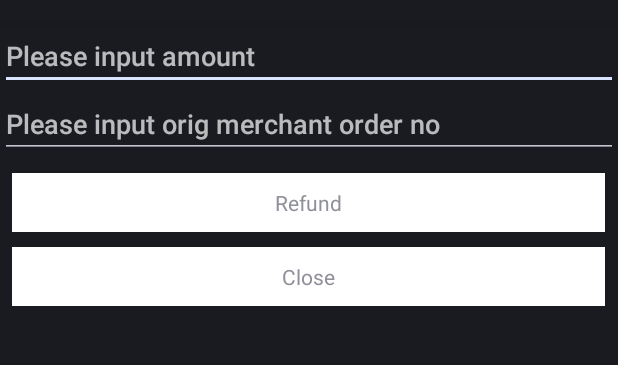
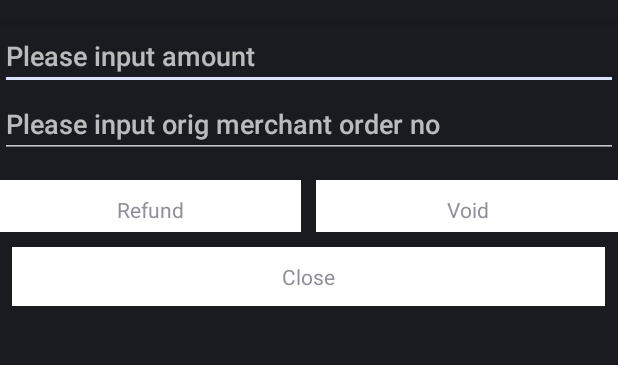
Before and after one commit to codepay-us/codepay-register-sdk-android, an Android app: the RefundActivity screen opened directly, with no data from a screen before it, on a phone screen of 412 x 824 dp, the part 62-427 px from its top. Run offline under Robolectric (Android 15) with nearby library versions, the phone set to English and light mode, and no system bars.

Commit message:
Add: Void

```diff
--- a/app/src/main/res/layout/activity_main.xml
+++ b/app/src/main/res/layout/activity_main.xml
@@ -75,7 +75,7 @@
             android:background="#FFFFFF"
             android:gravity="center"
             android:padding="10dp"
-            android:text="Refund" />
+            android:text="Refund/Void" />
 
         <TextView
             android:id="@+id/tv_btn_8"
--- a/app/src/main/res/layout/activity_refund.xml
+++ b/app/src/main/res/layout/activity_refund.xml
@@ -18,16 +18,40 @@
         android:layout_height="wrap_content"
         android:hint="Please input orig merchant order no" />
 
+    <LinearLayout
+        android:layout_width="match_parent"
+        android:layout_height="wrap_content"
+        android:orientation="horizontal">
+
         <TextView
             android:id="@+id/tv_btn_1"
+            android:layout_width="0dp"
+            android:layout_height="wrap_content"
+            android:layout_gravity="center"
+            android:layout_marginTop="10dp"
+            android:layout_weight="1"
+            android:background="#FFFFFF"
             android:gravity="center"
-        android:layout_width="395dp"
-        android:layout_height="wrap_content"
-        android:layout_gravity="center_horizontal"
-        android:layout_marginTop="10dp"
-        android:background="#FFFFFF"
             android:padding="10dp"
             android:text="Refund" />
+
+        <View
+            android:layout_width="10dp"
+            android:layout_height="1dp" />
+
+        <TextView
+            android:id="@+id/tv_btn_4"
+            android:layout_width="0dp"
+            android:layout_height="wrap_content"
+            android:layout_gravity="center"
+            android:layout_marginTop="10dp"
+            android:layout_weight="1"
+            android:background="#FFFFFF"
+            android:gravity="center"
+            android:padding="10dp"
+            android:text="Void" />
+
+    </LinearLayout>
 
     <TextView
             android:id="@+id/tv_btn_2"
@@ -39,6 +63,7 @@
             android:background="#FFFFFF"
             android:padding="10dp"
             android:text="Close" />
+
 
     <androidx.core.widget.NestedScrollView
         android:layout_width="wrap_content"
```
Also changed, not shown: app/src/main/java/com/codepay/register/sdk/demo/RefundActivity.kt (+40 -6 lines), codepay_register_sdk/src/main/java/com/codepay/register/sdk/client/payment/Payment.java (+29 -0 lines). Lines whose indentation alone changed are shown as unchanged.
